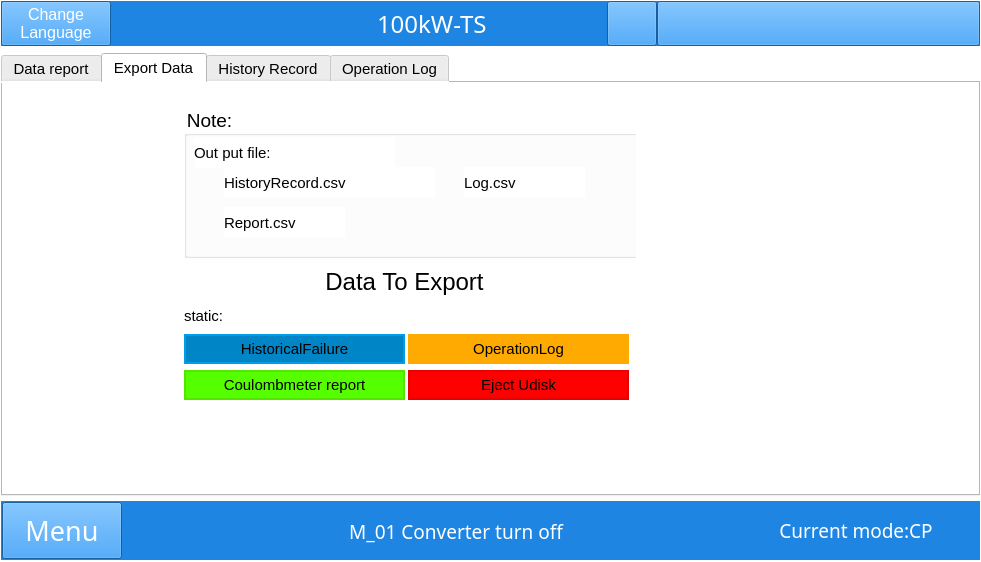
Old version of the form win.ui in the repository megarevolpr/Win.
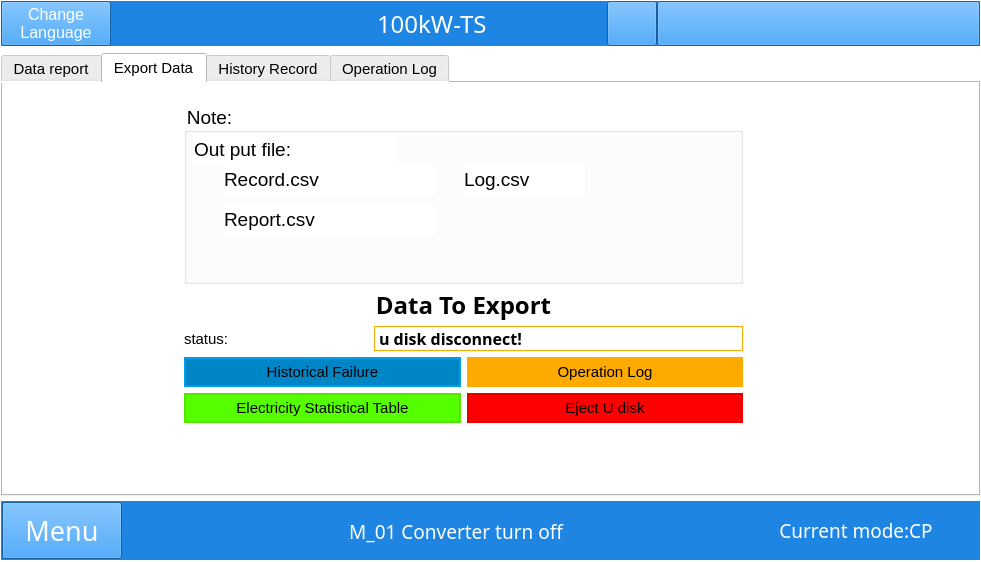
New version of the form. The open tabs and pages were chosen to show the change. Icons and pictures are not drawn.

What changed in the file:
```diff
--- a/win.ui
+++ b/win.ui
@@ -7597,13 +7597,19 @@
             <rect>
              <x>170</x>
              <y>10</y>
-             <width>463</width>
-             <height>322</height>
+             <width>581</width>
+             <height>341</height>
             </rect>
            </property>
            <layout class="QVBoxLayout" name="verticalLayout_32" stretch="0,0">
             <item>
              <widget class="QGroupBox" name="groupBox_5">
+              <property name="sizePolicy">
+               <sizepolicy hsizetype="Expanding" vsizetype="Expanding">
+                <horstretch>0</horstretch>
+                <verstretch>0</verstretch>
+               </sizepolicy>
+              </property>
               <property name="minimumSize">
                <size>
                 <width>455</width>
@@ -7612,8 +7618,8 @@
               </property>
               <property name="maximumSize">
                <size>
-                <width>455</width>
-                <height>151</height>
+                <width>16777215</width>
+                <height>16777215</height>
                </size>
               </property>
               <property name="font">
@@ -7635,7 +7641,7 @@
                </property>
                <property name="font">
                 <font>
-                 <pointsize>11</pointsize>
+                 <pointsize>14</pointsize>
                 </font>
                </property>
                <property name="text">
@@ -7653,11 +7659,11 @@
                </property>
                <property name="font">
                 <font>
-                 <pointsize>11</pointsize>
+                 <pointsize>14</pointsize>
                 </font>
                </property>
                <property name="text">
-                <string>HistoryRecord.csv</string>
+                <string>Record.csv</string>
                </property>
               </widget>
               <widget class="QLabel" name="label_26">
@@ -7671,7 +7677,7 @@
                </property>
                <property name="font">
                 <font>
-                 <pointsize>11</pointsize>
+                 <pointsize>14</pointsize>
                 </font>
                </property>
                <property name="text">
@@ -7683,13 +7689,13 @@
                 <rect>
                  <x>40</x>
                  <y>100</y>
-                 <width>121</width>
+                 <width>211</width>
                  <height>31</height>
                 </rect>
                </property>
                <property name="font">
                 <font>
-                 <pointsize>11</pointsize>
+                 <pointsize>14</pointsize>
                 </font>
                </property>
                <property name="text">
@@ -7731,7 +7737,10 @@
                   </property>
                   <property name="font">
                    <font>
+                    <family>宋体</family>
                     <pointsize>18</pointsize>
+                    <weight>75</weight>
+                    <bold>true</bold>
                    </font>
                   </property>
                   <property name="text">
@@ -7771,7 +7780,7 @@
                     </property>
                     <property name="maximumSize">
                      <size>
-                      <width>147</width>
+                      <width>16777215</width>
                       <height>25</height>
                      </size>
                     </property>
@@ -7781,7 +7790,7 @@
                      </font>
                     </property>
                     <property name="text">
-                     <string>static:</string>
+                     <string>status:</string>
                     </property>
                    </widget>
                   </item>
@@ -7795,12 +7804,26 @@
                     </property>
                     <property name="maximumSize">
                      <size>
-                      <width>299</width>
+                      <width>16777215</width>
                       <height>25</height>
                      </size>
                     </property>
+                    <property name="font">
+                     <font>
+                      <family>宋体</family>
+                      <pointsize>12</pointsize>
+                      <weight>75</weight>
+                      <bold>true</bold>
+                     </font>
+                    </property>
+                    <property name="styleSheet">
+                     <string notr="true">background-color: rgb(255, 255, 255);
+border-width: 1px;
+border-style: solid;
+border-color: rgb(255, 170, 0);</string>
+                    </property>
                     <property name="text">
-                     <string/>
+                     <string>u disk disconnect!</string>
                     </property>
                    </widget>
                   </item>
@@ -7818,8 +7841,8 @@
                     </property>
                     <property name="maximumSize">
                      <size>
-                      <width>221</width>
-                      <height>30</height>
+                      <width>16777215</width>
+                      <height>16777215</height>
                      </size>
                     </property>
                     <property name="font">
@@ -7835,7 +7858,7 @@
 border-color: rgb(0, 157, 235);</string>
                     </property>
                     <property name="text">
-                     <string>HistoricalFailure</string>
+                     <string>Historical Failure</string>
                     </property>
                    </widget>
                   </item>
@@ -7849,8 +7872,8 @@
                     </property>
                     <property name="maximumSize">
                      <size>
-                      <width>221</width>
-                      <height>30</height>
+                      <width>16777215</width>
+                      <height>16777215</height>
                      </size>
                     </property>
                     <property name="font">
@@ -7866,7 +7889,7 @@
 border-color: rgb(255, 170, 0);</string>
                     </property>
                     <property name="text">
-                     <string>OperationLog</string>
+                     <string>Operation Log</string>
                     </property>
                    </widget>
                   </item>
@@ -7884,8 +7907,8 @@
                     </property>
                     <property name="maximumSize">
                      <size>
-                      <width>221</width>
-                      <height>30</height>
+                      <width>16777215</width>
+                      <height>16777215</height>
                      </size>
                     </property>
                     <property name="font">
@@ -7900,7 +7923,7 @@
 background-color: rgb(85, 255, 0);</string>
                     </property>
                     <property name="text">
-                     <string>Coulombmeter report</string>
+                     <string>Electricity Statistical Table</string>
                     </property>
                    </widget>
                   </item>
@@ -7914,8 +7937,8 @@
                     </property>
                     <property name="maximumSize">
                      <size>
-                      <width>221</width>
-                      <height>30</height>
+                      <width>16777215</width>
+                      <height>16777215</height>
                      </size>
                     </property>
                     <property name="font">
@@ -7931,7 +7954,7 @@
 background-color: rgb(255, 0, 0);</string>
                     </property>
                     <property name="text">
-                     <string>Eject Udisk</string>
+                     <string>Eject U disk</string>
                     </property>
                    </widget>
                   </item>
```
Left out of the diff: 2 changed lines with no effect on the pictures.
